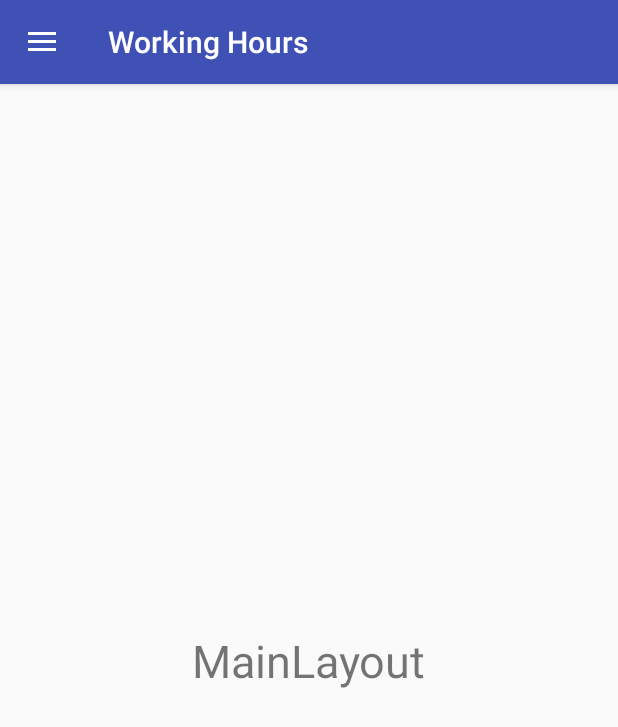
After one commit to Br4m3000Dev/WorkingHours, an Android app: the SubmitTimesActivity screen opened directly, with no data from a screen before it, on a phone screen of 412 x 824 dp. The commit adds this screen. Shown: the top 727 px of the screen. Run offline under Robolectric (Android 15) with nearby library versions, the phone set to English and light mode, and no system bars; our stand-ins replace ButterKnife.

Commit message:
Added beginning of navbar

```diff
--- a/app/build.gradle
+++ b/app/build.gradle
@@ -28,6 +28,7 @@ dependencies {
 
     compile 'com.android.support:appcompat-v7:26.+'
     compile 'com.android.support.constraint:constraint-layout:1.0.2'
+    compile 'com.android.support:design:26.+'
     compile 'com.squareup.retrofit2:retrofit:2.3.0'
     compile 'com.squareup.retrofit2:converter-scalars:2.1.0'
     compile 'com.jakewharton:butterknife:8.8.1'
--- a/app/src/main/AndroidManifest.xml
+++ b/app/src/main/AndroidManifest.xml
@@ -20,7 +20,8 @@
             </intent-filter>
         </activity>
         <activity android:name=".LoginActivity" />
-        <activity android:name=".RegisterActivity"></activity>
+        <activity android:name=".RegisterActivity" />
+        <activity android:name=".SubmitTimesActivity" />
     </application>
 
 </manifest>
--- a/app/src/main/java/bram/bramsierhuis/nl/workinghours/MainActivity.java
+++ b/app/src/main/java/bram/bramsierhuis/nl/workinghours/MainActivity.java
@@ -21,6 +21,12 @@ public class MainActivity extends AppCompatActivity {
         }
     }
 
+    @OnClick(R.id.button)
+    public void onNext(){
+        Intent intent = new Intent(this, SubmitTimesActivity.class);
+        startActivity(intent);
+    }
+
     @OnClick(R.id.loginBtn)
     public void onLogin(){
         Intent intent = new Intent(this, LoginActivity.class);
--- /dev/null
+++ b/app/src/main/java/bram/bramsierhuis/nl/workinghours/SubmitTimesActivity.java
@@ -0,0 +1,80 @@
+package bram.bramsierhuis.nl.workinghours;
+
+import android.os.Bundle;
+import android.support.design.widget.NavigationView;
+import android.support.v4.widget.DrawerLayout;
+import android.support.v7.app.ActionBarDrawerToggle;
+import android.support.v7.app.AppCompatActivity;
+import android.view.MenuItem;
+import android.widget.Toast;
+
+import butterknife.BindView;
+import butterknife.ButterKnife;
+
+public class SubmitTimesActivity extends AppCompatActivity {
+
+    private ActionBarDrawerToggle mToggle;
+
+    @BindView(R.id.drawer_layout) DrawerLayout mDrawerLayout;
+    @BindView(R.id.nv1) NavigationView mNavigationView;
+
+    @Override
+    protected void onCreate(Bundle savedInstanceState) {
+        super.onCreate(savedInstanceState);
+        setContentView(R.layout.activity_submit_times);
+        ButterKnife.bind(this);
+
+        mToggle = new ActionBarDrawerToggle(this, mDrawerLayout, R.string.open, R.string.close);
+
+        mDrawerLayout.addDrawerListener(mToggle);
+        mToggle.syncState();
+        getSupportActionBar().setDisplayHomeAsUpEnabled(true);
+
+        navigationListeners();
+    }
+
+    @Override
+    public boolean onOptionsItemSelected(MenuItem item) {
+        return mToggle.onOptionsItemSelected(item) || super.onOptionsItemSelected(item);
+    }
+
+    private void navigationListeners() {
+        mNavigationView.setNavigationItemSelectedListener(new NavigationView.OnNavigationItemSelectedListener() {
+
+            @Override
+            public boolean onNavigationItemSelected(final MenuItem item) {
+                int id = item.getItemId();
+
+                switch (id) {
+                    case R.id.nav_account:
+                        onMyAccountClick();
+                        return true;
+
+                    case R.id.nav_settings:
+                        onSettingsClick();
+                        return true;
+
+                    case R.id.nav_logout:
+                        onLogoutClick();
+                        return true;
+
+                    default:
+                        return true;
+                }
+            }
+        });
+    }
+
+    private void onMyAccountClick(){
+        Toast.makeText(SubmitTimesActivity.this, "Account Selected", Toast.LENGTH_SHORT).show();
+    }
+
+    private void onSettingsClick(){
+        Toast.makeText(SubmitTimesActivity.this, "Settings Selected", Toast.LENGTH_SHORT).show();
+    }
+
+    private void onLogoutClick(){
+        Toast.makeText(SubmitTimesActivity.this, "Logout Selected", Toast.LENGTH_SHORT).show();
+    }
+
+}
--- /dev/null
+++ b/app/src/main/res/layout/activity_submit_times.xml
@@ -0,0 +1,41 @@
+<?xml version="1.0" encoding="utf-8"?>
+<android.support.v4.widget.DrawerLayout xmlns:android="http://schemas.android.com/apk/res/android"
+    xmlns:app="http://schemas.android.com/apk/res-auto"
+    xmlns:tools="http://schemas.android.com/tools"
+    android:layout_width="match_parent"
+    android:layout_height="match_parent"
+    tools:context="bram.bramsierhuis.nl.workinghours.SubmitTimesActivity"
+    android:id="@+id/drawer_layout">
+
+    <android.support.constraint.ConstraintLayout
+        android:layout_width="match_parent"
+        android:layout_height="match_parent">
+
+        <TextView
+            android:id="@+id/textView2"
+            android:layout_width="wrap_content"
+            android:layout_height="wrap_content"
+            android:layout_marginBottom="8dp"
+            android:layout_marginLeft="8dp"
+            android:layout_marginRight="8dp"
+            android:layout_marginTop="8dp"
+            android:text="MainLayout"
+            android:textSize="30sp"
+            app:layout_constraintBottom_toBottomOf="parent"
+            app:layout_constraintLeft_toLeftOf="parent"
+            app:layout_constraintRight_toRightOf="parent"
+            app:layout_constraintTop_toTopOf="parent"
+            android:layout_marginStart="8dp"
+            android:layout_marginEnd="8dp" />
+    </android.support.constraint.ConstraintLayout>
+
+    <android.support.design.widget.NavigationView
+        android:id="@+id/nv1"
+        android:layout_width="wrap_content"
+        android:layout_height="match_parent"
+        app:menu="@menu/navigation_menu"
+        android:layout_gravity="start"
+        app:headerLayout="@layout/navigation_header">
+    </android.support.design.widget.NavigationView>
+
+</android.support.v4.widget.DrawerLayout>
--- /dev/null
+++ b/app/src/main/res/menu/navigation_menu.xml
@@ -0,0 +1,16 @@
+<?xml version="1.0" encoding="utf-8"?>
+<menu xmlns:android="http://schemas.android.com/apk/res/android">
+
+    <item
+        android:id="@+id/nav_account"
+        android:title="My Account" />
+
+    <item
+        android:id="@+id/nav_settings"
+        android:title="Settings" />
+
+    <item
+        android:id="@+id/nav_logout"
+        android:title="Log Out" />
+
+</menu>
--- a/app/src/main/res/values/strings.xml
+++ b/app/src/main/res/values/strings.xml
@@ -11,4 +11,7 @@
     <string name="register_header">Register</string>
     <string name="registration_successful">Registration successful.</string>
     <string name="ok">OK</string>
+    <string name="nav_header">Hours worked: </string>
+    <string name="open">open</string>
+    <string name="close">close</string>
 </resources>
```
Also changed, not shown: app/src/main/res/layout/activity_main.xml (+14 -0 lines), app/src/main/res/layout/navigation_header.xml (added, +21 -0 lines).
